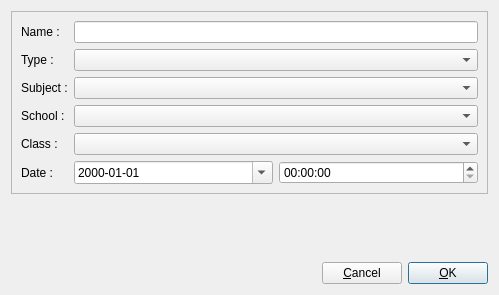
First picture: the form in TeacherHelper/src/editAssessmentForm.ui, repository jeremydumais/TeacherHelper, before the edit.
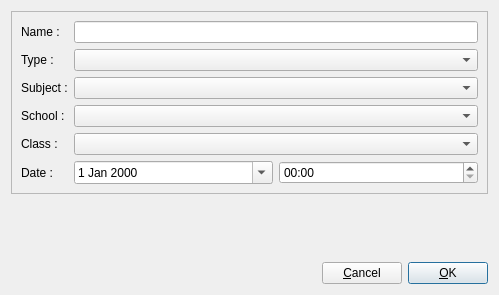
Second picture: the form after the edit. Icons and pictures are not drawn.

Commit message: Worked on the SQLiteDateTime and SQLiteDateTimeFactory classes.

```diff
--- a/TeacherHelper/src/editAssessmentForm.ui
+++ b/TeacherHelper/src/editAssessmentForm.ui
@@ -80,17 +80,17 @@
           <item row="5" column="1">
            <layout class="QHBoxLayout" name="horizontalLayout_4">
             <item>
-             <widget class="QDateTimeEdit" name="dateTimeEditAssessmentDate">
-              <property name="displayFormat">
-               <string>yyyy-MM-dd</string>
-              </property>
+             <widget class="QDateEdit" name="dateEditAssessmentDate">
               <property name="calendarPopup">
                <bool>true</bool>
               </property>
              </widget>
             </item>
             <item>
-             <widget class="QTimeEdit" name="timeEdit">
+             <widget class="QTimeEdit" name="timeEditAssessmentTime">
+              <property name="displayFormat">
+               <string>hh:mm</string>
+              </property>
               <property name="calendarPopup">
                <bool>true</bool>
               </property>
```
Left out of the diff: 2 changed lines with no effect on the pictures. The commit also changes 17 other files.
